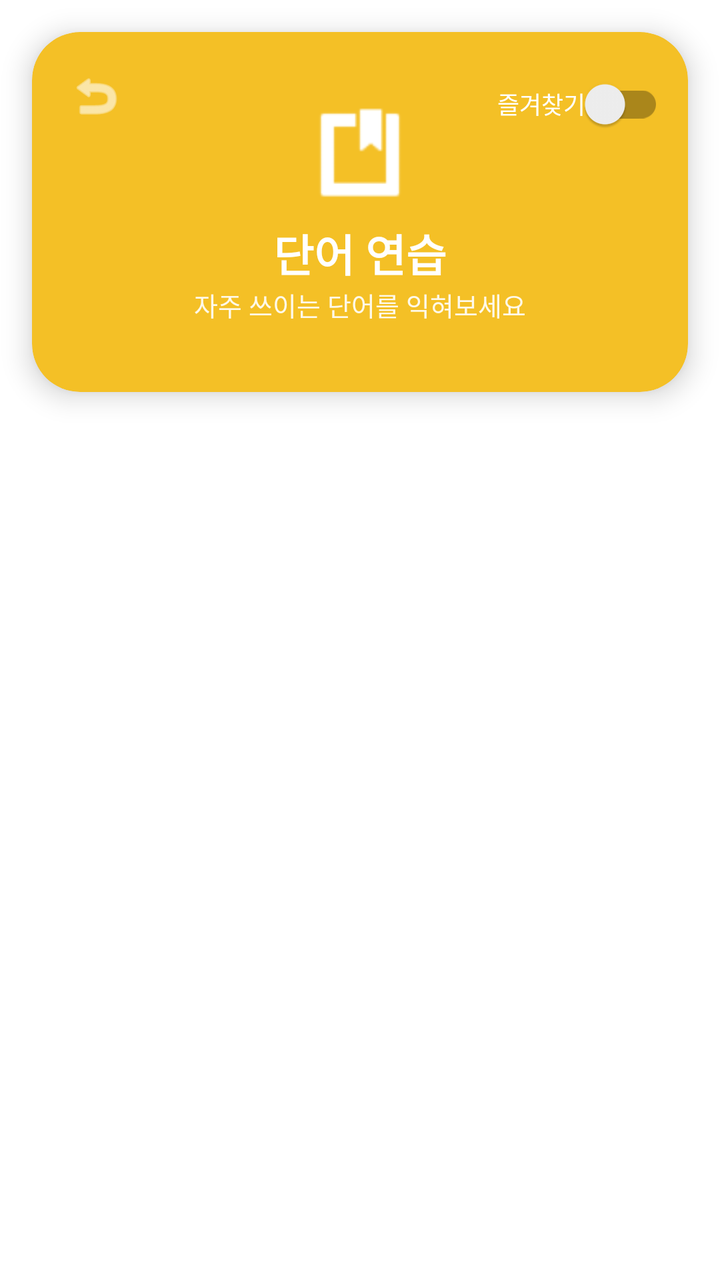
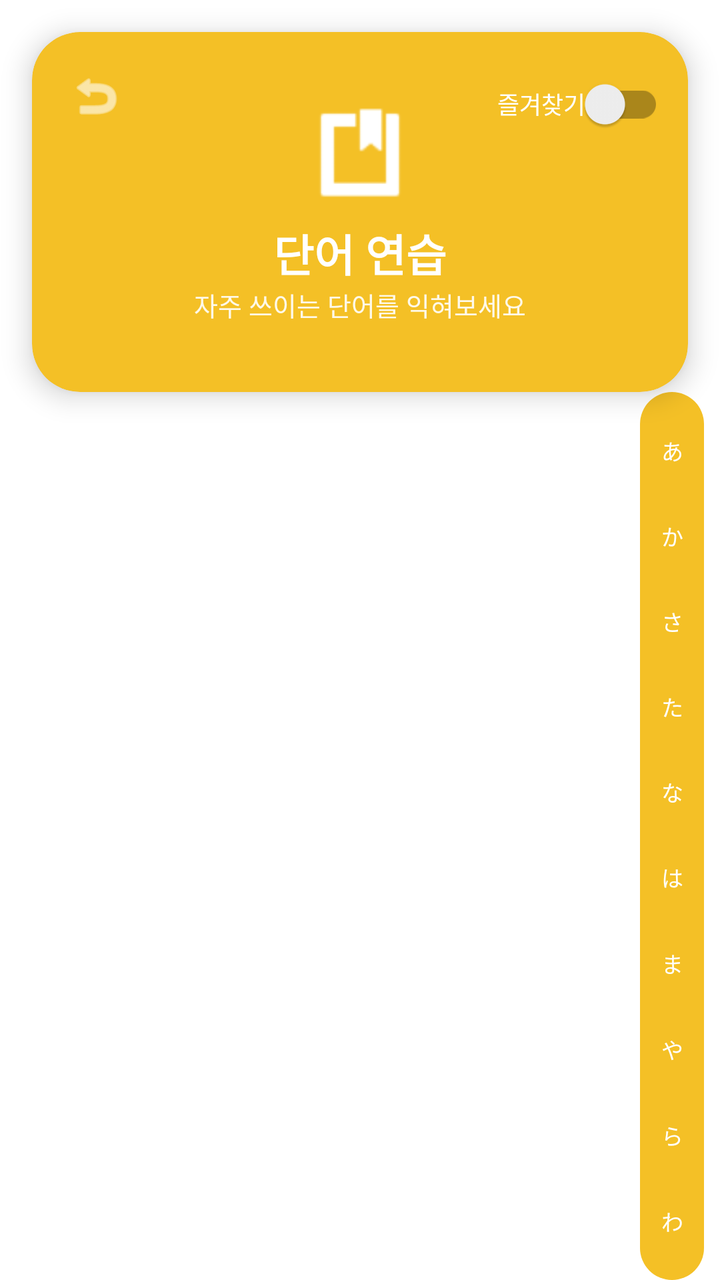

Before-and-after screenshots of an Android layout around one commit, followed by the original layout XML and the change that was made.
<!-- AndroidManifest.xml: application theme Theme.PikaBoka -->
<!-- res/layout/activity_vocab.xml -->
<?xml version="1.0" encoding="utf-8"?>
<androidx.constraintlayout.widget.ConstraintLayout
    xmlns:android="http://schemas.android.com/apk/res/android"
    xmlns:app="http://schemas.android.com/apk/res-auto"
    xmlns:tools="http://schemas.android.com/tools"
    android:id="@+id/rootLayout"
    android:layout_width="match_parent"
    android:layout_height="match_parent"
    android:background="@android:color/white"
    tools:context=".ui.vocab.VocabActivity">

    
    <com.google.android.material.card.MaterialCardView
        android:id="@+id/headerCard"
        android:layout_width="0dp"
        android:layout_height="180dp"
        android:layout_margin="16dp"
        app:cardCornerRadius="24dp"
        app:cardElevation="8dp"
        app:cardBackgroundColor="@color/feature_vocab"
        app:layout_constraintTop_toTopOf="parent"
        app:layout_constraintStart_toStartOf="parent"
        app:layout_constraintEnd_toEndOf="parent">

        
        <androidx.constraintlayout.widget.ConstraintLayout
            android:id="@+id/headerContent"
            android:layout_width="match_parent"
            android:layout_height="match_parent">

            
            <androidx.appcompat.widget.AppCompatImageView
                android:id="@+id/btnBack"
                android:layout_width="48dp"
                android:layout_height="48dp"
                android:layout_marginStart="8dp"
                android:layout_marginTop="8dp"
                android:background="?attr/selectableItemBackgroundBorderless"
                android:contentDescription="@string/nav_back"
                android:padding="10dp"
                android:importantForAccessibility="yes"
                app:srcCompat="@android:drawable/ic_menu_revert"
                app:tint="@android:color/white"
                app:layout_constraintTop_toTopOf="parent"
                app:layout_constraintStart_toStartOf="parent"/>

            
            <LinearLayout
                android:id="@+id/centerGroup"
                android:layout_width="wrap_content"
                android:layout_height="wrap_content"
                android:orientation="vertical"
                android:gravity="center"
                app:layout_constraintTop_toTopOf="parent"
                app:layout_constraintBottom_toBottomOf="parent"
                app:layout_constraintStart_toStartOf="parent"
                app:layout_constraintEnd_toEndOf="parent">

                <androidx.appcompat.widget.AppCompatImageView
                    android:layout_width="52dp"
                    android:layout_height="52dp"
                    app:srcCompat="@android:drawable/ic_input_get"
                    app:tint="@android:color/white"
                    android:contentDescription="@string/app_name"/>

                <TextView
                    android:id="@+id/tvHeaderTitle"
                    android:layout_width="wrap_content"
                    android:layout_height="wrap_content"
                    android:layout_marginTop="8dp"
                    android:text="단어 연습"
                    android:textSize="22sp"
                    android:textStyle="bold"
                    android:textColor="@android:color/white"
                    android:accessibilityHeading="true"/>

                <TextView
                    android:id="@+id/tvHeaderSub"
                    android:layout_width="wrap_content"
                    android:layout_height="wrap_content"
                    android:text="자주 쓰이는 단어를 익혀보세요"
                    android:textSize="13sp"
                    android:alpha="0.9"
                    android:textColor="@android:color/white"/>
            </LinearLayout>

            
            <androidx.appcompat.widget.SwitchCompat
                android:id="@+id/switchFavorites"
                android:layout_width="wrap_content"
                android:layout_height="wrap_content"
                android:layout_marginEnd="12dp"
                android:layout_marginTop="12dp"
                android:text="즐겨찾기"
                android:textSize="12sp"
                android:textColor="@android:color/white"
                app:layout_constraintTop_toTopOf="parent"
                app:layout_constraintEnd_toEndOf="parent"/>
        </androidx.constraintlayout.widget.ConstraintLayout>
    </com.google.android.material.card.MaterialCardView>

    
    <androidx.recyclerview.widget.RecyclerView
        android:id="@+id/rvWords"
        android:layout_width="0dp"
        android:layout_height="0dp"
        android:paddingHorizontal="12dp"
        android:clipToPadding="false"
        tools:listitem="@layout/item_word"
        app:layout_constraintTop_toBottomOf="@id/headerCard"
        app:layout_constraintBottom_toBottomOf="parent"
        app:layout_constraintStart_toStartOf="parent"
        app:layout_constraintEnd_toEndOf="parent"/>

</androidx.constraintlayout.widget.ConstraintLayout>
<!-- res/layout/item_word.xml (included above) -->
<?xml version="1.0" encoding="utf-8"?>
<com.google.android.material.card.MaterialCardView
    xmlns:android="http://schemas.android.com/apk/res/android"
    xmlns:app="http://schemas.android.com/apk/res-auto"
    android:layout_width="match_parent"
    android:layout_height="wrap_content"
    android:layout_marginHorizontal="8dp"
    android:layout_marginVertical="6dp"
    app:cardCornerRadius="16dp"
    app:cardElevation="2dp"
    android:foreground="?attr/selectableItemBackground">

    <LinearLayout
        android:layout_width="match_parent"
        android:layout_height="wrap_content"
        android:orientation="vertical"
        android:paddingHorizontal="14dp"
        android:paddingVertical="10dp">

        
        <LinearLayout
            android:layout_width="match_parent"
            android:layout_height="wrap_content"
            android:orientation="horizontal"
            android:gravity="center_vertical">

            
            <TextView
                android:id="@+id/tvJp"
                android:layout_width="0dp"
                android:layout_height="wrap_content"
                android:layout_weight="1"
                android:text="学校"
                android:textSize="18sp"
                android:textStyle="bold"
                android:textColor="@android:color/black"
                android:paddingEnd="10dp"/>

            
            <androidx.appcompat.widget.AppCompatImageView
                android:id="@+id/btnSpeak"
                android:layout_width="32dp"
                android:layout_height="32dp"
                android:padding="4dp"
                android:contentDescription="발음 듣기"
                android:background="?attr/selectableItemBackgroundBorderless"
                android:src="@android:drawable/ic_media_play"/>

            
            <androidx.appcompat.widget.AppCompatImageView
                android:id="@+id/btnFavorite"
                android:layout_width="32dp"
                android:layout_height="32dp"
                android:padding="4dp"
                android:contentDescription="즐겨찾기"
                android:background="?attr/selectableItemBackgroundBorderless"
                android:src="@drawable/ic_star_blanked"
                app:tint="@color/gray"/>
        </LinearLayout>

        
        <LinearLayout
            android:layout_width="match_parent"
            android:layout_height="wrap_content"
            android:orientation="horizontal"
            android:layout_marginTop="4dp">

            <TextView
                android:id="@+id/tvKana"
                android:layout_width="wrap_content"
                android:layout_height="wrap_content"
                android:text="がっこう"
                android:textSize="14sp"
                android:textColor="#666"/>

            <TextView
                android:id="@+id/tvMeaning"
                android:layout_width="wrap_content"
                android:layout_height="wrap_content"
                android:text="학교"
                android:textSize="14sp"
                android:textColor="#444"
                android:layout_marginStart="12dp"/>
        </LinearLayout>

    </LinearLayout>
</com.google.android.material.card.MaterialCardView>
<!-- resources referenced by this layout -->
<resources>
  <color name="feature_vocab">#F4C026</color>
  <color name="gray">#9E9E9E</color>
  <!-- drawable ic_star_blanked: png bitmap (drawable, 299 bytes) -->
  <string name="app_name">PikaBoka</string>
  <string name="nav_back">뒤로가기</string>
  <style name="Theme.PikaBoka" parent="Theme.MaterialComponents.Light.NoActionBar">
          
          <item name="colorPrimary">@color/toolbar_primary</item>
          <item name="colorPrimaryVariant">@color/toolbar_primary</item>
          <item name="colorSecondary">@color/toolbar_primary</item>
  
          
          <item name="android:forceDarkAllowed">false</item>
      </style>
  <color name="toolbar_primary">#6C63FF</color>
</resources>

<!-- the commit's change to res/layout/activity_vocab.xml (unified diff, before → after) -->
@@ -22,13 +22,10 @@
         app:layout_constraintStart_toStartOf="parent"
         app:layout_constraintEnd_toEndOf="parent">
 
-        
         <androidx.constraintlayout.widget.ConstraintLayout
-            android:id="@+id/headerContent"
             android:layout_width="match_parent"
             android:layout_height="match_parent">
 
-            
             <androidx.appcompat.widget.AppCompatImageView
                 android:id="@+id/btnBack"
                 android:layout_width="48dp"
@@ -38,15 +35,12 @@
                 android:background="?attr/selectableItemBackgroundBorderless"
                 android:contentDescription="@string/nav_back"
                 android:padding="10dp"
-                android:importantForAccessibility="yes"
                 app:srcCompat="@android:drawable/ic_menu_revert"
                 app:tint="@android:color/white"
                 app:layout_constraintTop_toTopOf="parent"
                 app:layout_constraintStart_toStartOf="parent"/>
 
-            
             <LinearLayout
-                android:id="@+id/centerGroup"
                 android:layout_width="wrap_content"
                 android:layout_height="wrap_content"
                 android:orientation="vertical"
@@ -60,22 +54,18 @@
                     android:layout_width="52dp"
                     android:layout_height="52dp"
                     app:srcCompat="@android:drawable/ic_input_get"
-                    app:tint="@android:color/white"
-                    android:contentDescription="@string/app_name"/>
+                    app:tint="@android:color/white"/>
 
                 <TextView
-                    android:id="@+id/tvHeaderTitle"
                     android:layout_width="wrap_content"
                     android:layout_height="wrap_content"
                     android:layout_marginTop="8dp"
                     android:text="단어 연습"
                     android:textSize="22sp"
                     android:textStyle="bold"
-                    android:textColor="@android:color/white"
-                    android:accessibilityHeading="true"/>
+                    android:textColor="@android:color/white"/>
 
                 <TextView
-                    android:id="@+id/tvHeaderSub"
                     android:layout_width="wrap_content"
                     android:layout_height="wrap_content"
                     android:text="자주 쓰이는 단어를 익혀보세요"
@@ -84,7 +74,6 @@
                     android:textColor="@android:color/white"/>
             </LinearLayout>
 
-            
             <androidx.appcompat.widget.SwitchCompat
                 android:id="@+id/switchFavorites"
                 android:layout_width="wrap_content"
@@ -105,12 +94,114 @@
         android:layout_width="0dp"
         android:layout_height="0dp"
         android:paddingHorizontal="12dp"
+        android:paddingBottom="12dp"
         android:clipToPadding="false"
         tools:listitem="@layout/item_word"
         app:layout_constraintTop_toBottomOf="@id/headerCard"
         app:layout_constraintBottom_toBottomOf="parent"
         app:layout_constraintStart_toStartOf="parent"
-        app:layout_constraintEnd_toEndOf="parent"/>
+        app:layout_constraintEnd_toStartOf="@id/kanaIndexBar"
+
+        android:scrollbars="vertical"
+        android:scrollbarDefaultDelayBeforeFade="1500"
+        android:scrollbarThumbVertical="@drawable/scrollbar"/>
+
+    
+    <LinearLayout
+        android:id="@+id/kanaIndexBar"
+        android:layout_width="32dp"
+        android:layout_height="0dp"
+        android:orientation="vertical"
+        android:gravity="center"
+        android:background="@drawable/bg_kana_index_bar"
+        android:paddingVertical="8dp"
+        android:paddingHorizontal="4dp"
+        android:layout_marginEnd="8dp"
+        app:layout_constraintTop_toTopOf="@id/rvWords"
+        app:layout_constraintBottom_toBottomOf="@id/rvWords"
+        app:layout_constraintEnd_toEndOf="parent">
+
+        
+        <TextView
+            android:id="@+id/indexA"
+            style="@style/KanaIndexItem"
+            android:text="あ"
+            android:textColor="@android:color/white"
+            android:textSize="11sp"
+            android:paddingVertical="2dp" />
+
+        <TextView
+            android:id="@+id/indexKa"
+            style="@style/KanaIndexItem"
+            android:text="か"
+            android:textColor="@android:color/white"
+            android:textSize="11sp"
+            android:paddingVertical="2dp" />
+
+        <TextView
+            android:id="@+id/indexSa"
+            style="@style/KanaIndexItem"
+            android:text="さ"
+            android:textColor="@android:color/white"
+            android:textSize="11sp"
+            android:paddingVertical="2dp" />
+
+        <TextView
+            android:id="@+id/indexTa"
+            style="@style/KanaIndexItem"
+            android:text="た"
+            android:textColor="@android:color/white"
+            android:textSize="11sp"
+            android:paddingVertical="2dp" />
+
+        <TextView
+            android:id="@+id/indexNa"
+            style="@style/KanaIndexItem"
+            android:text="な"
+            android:textColor="@android:color/white"
+            android:textSize="11sp"
+            android:paddingVertical="2dp" />
+
+        <TextView
+            android:id="@+id/indexHa"
+            style="@style/KanaIndexItem"
+            android:text="は"
+            android:textColor="@android:color/white"
+            android:textSize="11sp"
+            android:paddingVertical="2dp" />
+
+        <TextView
+            android:id="@+id/indexMa"
+            style="@style/KanaIndexItem"
+            android:text="ま"
+            android:textColor="@android:color/white"
+            android:textSize="11sp"
+            android:paddingVertical="2dp" />
+
+        <TextView
+            android:id="@+id/indexYa"
+            style="@style/KanaIndexItem"
+            android:text="や"
+            android:textColor="@android:color/white"
+            android:textSize="11sp"
+            android:paddingVertical="2dp" />
+
+        <TextView
+            android:id="@+id/indexRa"
+            style="@style/KanaIndexItem"
+            android:text="ら"
+            android:textColor="@android:color/white"
+            android:textSize="11sp"
+            android:paddingVertical="2dp" />
+
+        <TextView
+            android:id="@+id/indexWa"
+            style="@style/KanaIndexItem"
+            android:text="わ"
+            android:textColor="@android:color/white"
+            android:textSize="11sp"
+            android:paddingVertical="2dp" />
+    </LinearLayout>
 
 </androidx.constraintlayout.widget.ConstraintLayout>
 <!-- res/layout/item_word.xml (included above) -->
@@ -133,14 +224,12 @@
         android:paddingHorizontal="14dp"
         android:paddingVertical="10dp">
 
-        
         <LinearLayout
             android:layout_width="match_parent"
             android:layout_height="wrap_content"
             android:orientation="horizontal"
             android:gravity="center_vertical">
 
-            
             <TextView
                 android:id="@+id/tvJp"
                 android:layout_width="0dp"
@@ -150,9 +239,8 @@
                 android:textSize="18sp"
                 android:textStyle="bold"
                 android:textColor="@android:color/black"
-                android:paddingEnd="10dp"/>
-
-            
+                android:paddingEnd="10dp" />
+
             <androidx.appcompat.widget.AppCompatImageView
                 android:id="@+id/btnSpeak"
                 android:layout_width="32dp"
@@ -160,9 +248,8 @@
                 android:padding="4dp"
                 android:contentDescription="발음 듣기"
                 android:background="?attr/selectableItemBackgroundBorderless"
-                android:src="@android:drawable/ic_media_play"/>
-
-            
+                android:src="@android:drawable/ic_media_play" />
+
             <androidx.appcompat.widget.AppCompatImageView
                 android:id="@+id/btnFavorite"
                 android:layout_width="32dp"
@@ -171,10 +258,9 @@
                 android:contentDescription="즐겨찾기"
                 android:background="?attr/selectableItemBackgroundBorderless"
                 android:src="@drawable/ic_star_blanked"
-                app:tint="@color/gray"/>
+                app:tint="@color/gray" />
         </LinearLayout>
 
-        
         <LinearLayout
             android:layout_width="match_parent"
             android:layout_height="wrap_content"
@@ -187,7 +273,7 @@
                 android:layout_height="wrap_content"
                 android:text="がっこう"
                 android:textSize="14sp"
-                android:textColor="#666"/>
+                android:textColor="#666" />
 
             <TextView
                 android:id="@+id/tvMeaning"
@@ -196,8 +282,16 @@
                 android:text="학교"
                 android:textSize="14sp"
                 android:textColor="#444"
-                android:layout_marginStart="12dp"/>
+                android:layout_marginStart="12dp" />
         </LinearLayout>
 
+        <TextView
+            android:id="@+id/tvRomaji"
+            android:layout_width="wrap_content"
+            android:layout_height="wrap_content"
+            android:text="gakkou"
+            android:textSize="13sp"
+            android:textColor="#888"
+            android:layout_marginTop="2dp" />
     </LinearLayout>
 </com.google.android.material.card.MaterialCardView>
<!-- resource entries referenced after the edit -->
@@ -2,9 +2,38 @@
 <resources>
   <color name="feature_vocab">#F4C026</color>
   <color name="gray">#9E9E9E</color>
+  <!-- drawable bg_kana_index_bar (drawable) -->
+  <?xml version="1.0" encoding="utf-8"?>
+  <shape xmlns:android="http://schemas.android.com/apk/res/android"
+      android:shape="rectangle">
+      <corners android:radius="16dp" />
+      <solid android:color="@color/feature_vocab" />
+      <padding
+          android:left="4dp"
+          android:top="4dp"
+          android:right="4dp"
+          android:bottom="4dp" />
+  </shape>
   <!-- drawable ic_star_blanked: png bitmap (drawable, 299 bytes) -->
-  <string name="app_name">PikaBoka</string>
+  <!-- drawable scrollbar (drawable) -->
+  <?xml version="1.0" encoding="utf-8"?>
+  <shape xmlns:android="http://schemas.android.com/apk/res/android"
+      android:shape="rectangle">
+      <size android:width="10dp" android:height="40dp"/>
+      <corners android:radius="999dp" />
+      <solid android:color="@color/feature_vocab" />
+  </shape>
   <string name="nav_back">뒤로가기</string>
+  <style name="KanaIndexItem">
+          <item name="android:layout_width">match_parent</item>
+          <item name="android:layout_height">0dp</item>
+          <item name="android:layout_weight">1</item>
+          <item name="android:gravity">center</item>
+          <item name="android:textSize">12sp</item>
+          <item name="android:textColor">#888888</item>
+          <item name="android:clickable">true</item>
+          <item name="android:foreground">?attr/selectableItemBackgroundBorderless</item>
+      </style>
   <style name="Theme.PikaBoka" parent="Theme.MaterialComponents.Light.NoActionBar">
           
           <item name="colorPrimary">@color/toolbar_primary</item>
